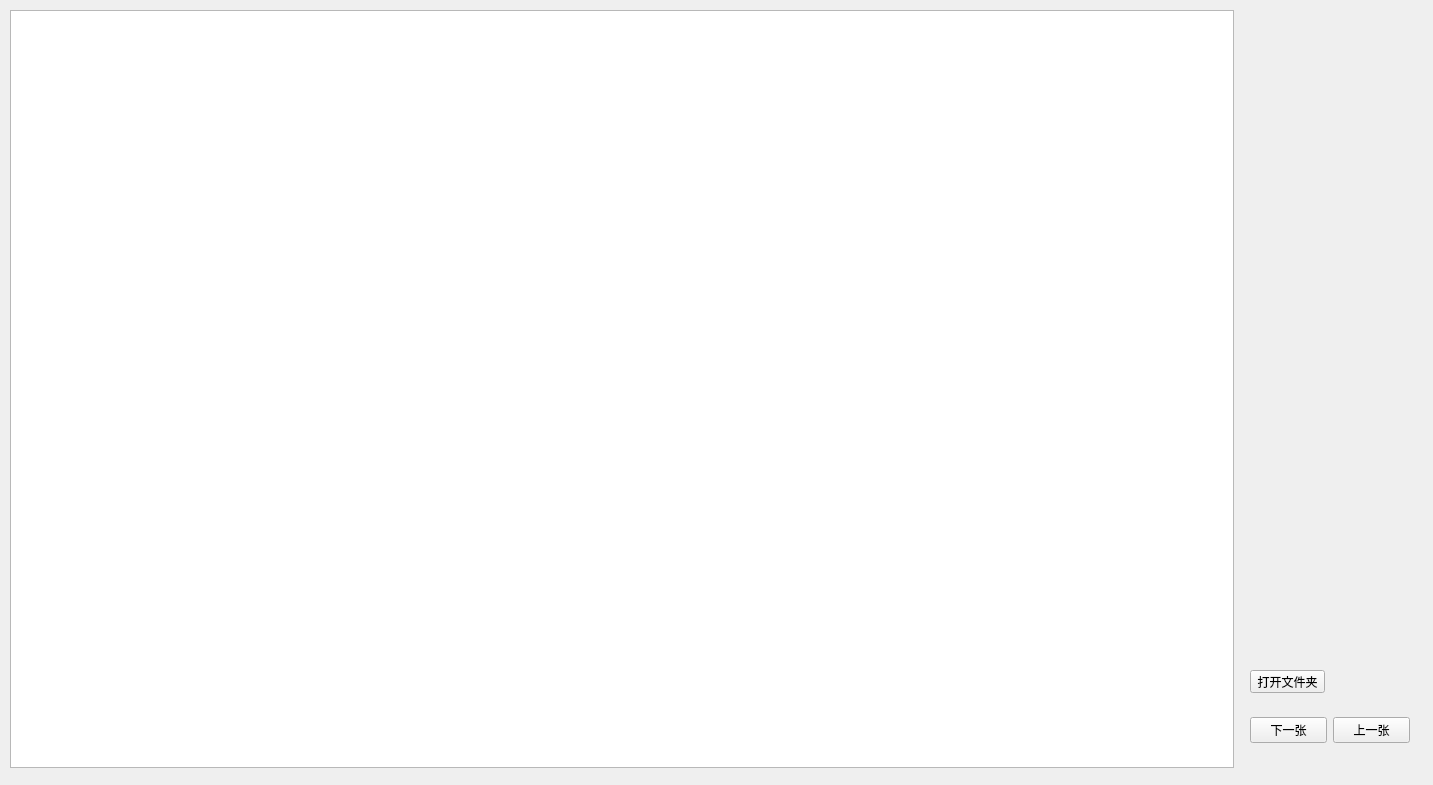
gjz22cn/el, file LabelMode.ui: the form before one commit.
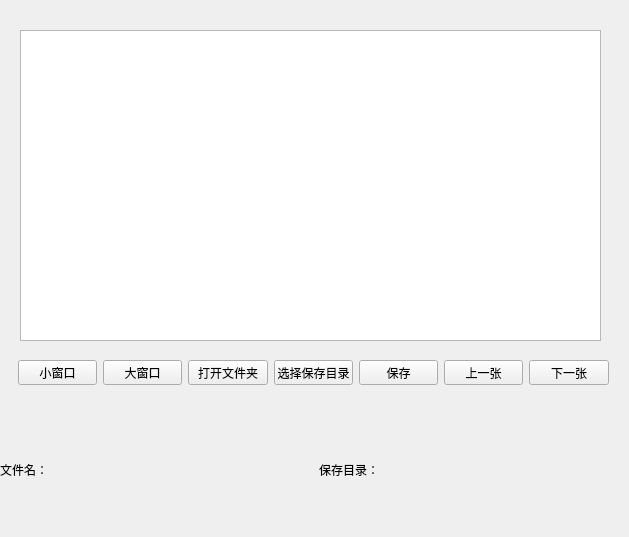
The form after the commit.

Diff of the .ui file:
```diff
--- a/LabelMode.ui
+++ b/LabelMode.ui
@@ -6,67 +6,130 @@
    <rect>
     <x>0</x>
     <y>0</y>
-    <width>1433</width>
-    <height>785</height>
+    <width>629</width>
+    <height>537</height>
    </rect>
   </property>
   <property name="windowTitle">
    <string>MainWindow</string>
   </property>
   <widget class="QWidget" name="centralWidget">
+   <widget class="QTableWidget" name="mainWidget">
+    <property name="geometry">
+     <rect>
+      <x>20</x>
+      <y>30</y>
+      <width>581</width>
+      <height>311</height>
+     </rect>
+    </property>
+   </widget>
    <widget class="QWidget" name="horizontalLayoutWidget">
     <property name="geometry">
      <rect>
-      <x>1250</x>
-      <y>710</y>
-      <width>160</width>
-      <height>41</height>
+      <x>18</x>
+      <y>360</y>
+      <width>591</width>
+      <height>25</height>
      </rect>
     </property>
     <layout class="QHBoxLayout" name="horizontalLayout">
+     <property name="rightMargin">
+      <number>0</number>
+     </property>
      <item>
-      <widget class="QPushButton" name="pushButton">
+      <spacer name="btnLeftSpacer">
+       <property name="orientation">
+        <enum>Qt::Horizontal</enum>
+       </property>
+       <property name="sizeHint" stdset="0">
+        <size>
+         <width>40</width>
+         <height>20</height>
+        </size>
+       </property>
+      </spacer>
+     </item>
+     <item>
+      <widget class="QPushButton" name="winSizeBtn1">
        <property name="text">
-        <string>下一张</string>
+        <string>小窗口</string>
        </property>
       </widget>
      </item>
      <item>
-      <widget class="QPushButton" name="pushButton_2">
+      <widget class="QPushButton" name="winSizeBtn2">
+       <property name="text">
+        <string>大窗口</string>
+       </property>
+      </widget>
+     </item>
+     <item>
+      <widget class="QPushButton" name="openDirBtn">
+       <property name="text">
+        <string>打开文件夹</string>
+       </property>
+      </widget>
+     </item>
+     <item>
+      <widget class="QPushButton" name="pushButton_3">
+       <property name="text">
+        <string>选择保存目录</string>
+       </property>
+      </widget>
+     </item>
+     <item>
+      <widget class="QPushButton" name="saveBtn">
+       <property name="text">
+        <string>保存</string>
+       </property>
+      </widget>
+     </item>
+     <item>
+      <widget class="QPushButton" name="prePicBtn">
        <property name="text">
         <string>上一张</string>
        </property>
       </widget>
      </item>
+     <item>
+      <widget class="QPushButton" name="nextPicBtn">
+       <property name="text">
+        <string>下一张</string>
+       </property>
+      </widget>
+     </item>
     </layout>
    </widget>
-   <widget class="QPushButton" name="pushButton_4">
+   <widget class="QWidget" name="horizontalLayoutWidget_2">
     <property name="geometry">
      <rect>
-      <x>1250</x>
-      <y>670</y>
-      <width>75</width>
-      <height>23</height>
+      <x>0</x>
+      <y>430</y>
+      <width>631</width>
+      <height>80</height>
      </rect>
     </property>
-    <property name="text">
-     <string>打开文件夹</string>
-    </property>
+    <layout class="QHBoxLayout" name="infoLayout">
+     <item>
+      <widget class="QLabel" name="fileLabel">
+       <property name="text">
+        <string>文件名： </string>
+       </property>
+      </widget>
+     </item>
+     <item>
+      <widget class="QLabel" name="saveDirLabel">
+       <property name="text">
+        <string>保存目录： </string>
+       </property>
+       <property name="margin">
+        <number>6</number>
+       </property>
+      </widget>
+     </item>
+    </layout>
    </widget>
-   <widget class="QTableWidget" name="tableWidget">
-    <property name="geometry">
-     <rect>
-      <x>10</x>
-      <y>10</y>
-      <width>1224</width>
-      <height>758</height>
-     </rect>
-    </property>
-   </widget>
-   <zorder>horizontalLayoutWidget</zorder>
-   <zorder>pushButton_4</zorder>
-   <zorder>tableWidget</zorder>
-   <zorder>pushButton_2</zorder>
   </widget>
  </widget>
  <resources/>
```
Left out of the diff: 2 changed lines with no effect on the pictures.
